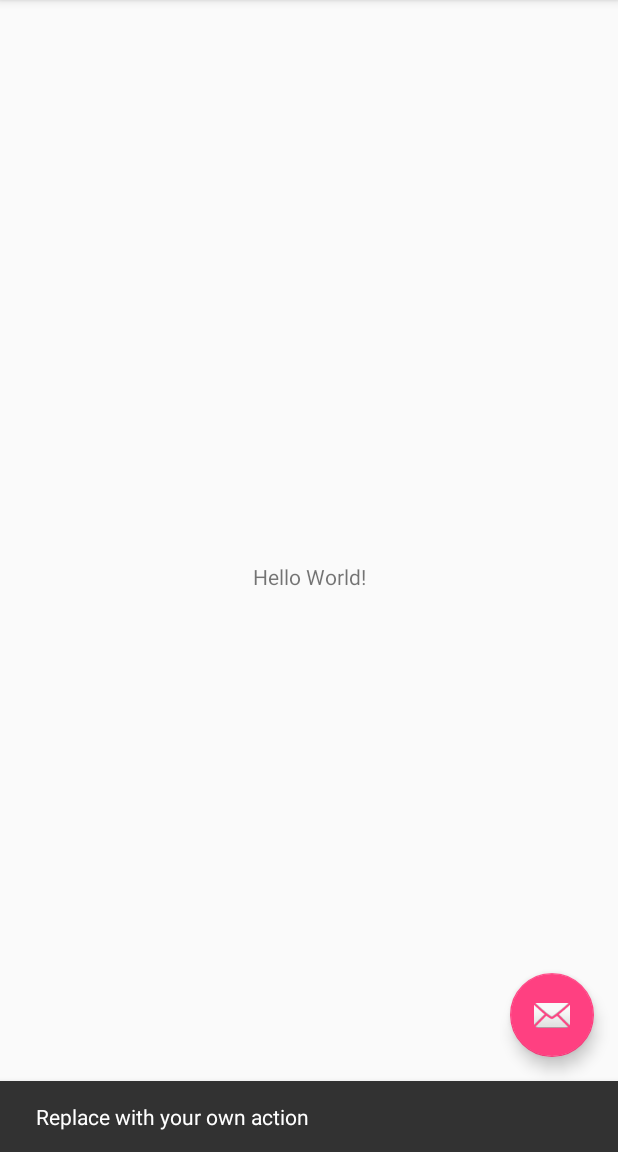
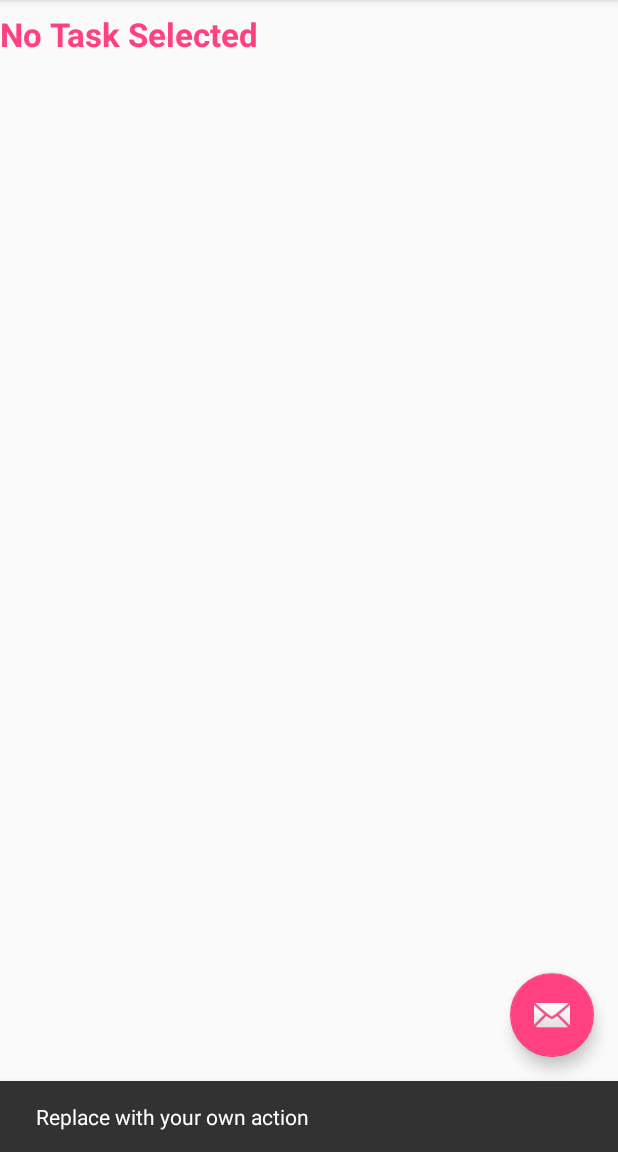
Before and after one commit to moodi1999/TaskTimer, an Android app: the screen it shows after launch (MainActivity), after a tap on an icon or button, on a phone screen of 412 x 824 dp, the part 84-1236 px from its top. Run offline under Robolectric (Android 15) with nearby library versions, the phone set to English and light mode, and no system bars.

Commit message:
added recycler view in fragment_main.xml and make the recycler item view in task_list_item.xml

```diff
--- a/app/src/main/java/com/example/ahmadreza/tasktimer/MainActivity.kt
+++ b/app/src/main/java/com/example/ahmadreza/tasktimer/MainActivity.kt
@@ -91,7 +91,7 @@ class MainActivity : AppCompatActivity() {
         // automatically handle clicks on the Home/Up button, so long
         // as you specify a parent activity in AndroidManifest.xml.
         return when (item.itemId) {
-            R.id.action_settings -> true
+            R.id.menumain_setting -> true
             else -> super.onOptionsItemSelected(item)
         }
     }
--- /dev/null
+++ b/app/src/main/res/layout/add_edit.xml
@@ -0,0 +1,6 @@
+<?xml version="1.0" encoding="utf-8"?>
+<android.support.constraint.ConstraintLayout
+    xmlns:android="http://schemas.android.com/apk/res/android" android:layout_width="match_parent"
+    android:layout_height="match_parent">
+
+</android.support.constraint.ConstraintLayout>
--- a/app/src/main/res/layout/fragment_main.xml
+++ b/app/src/main/res/layout/fragment_main.xml
@@ -8,12 +8,28 @@
     tools:showIn="@layout/activity_main">
 
     <TextView
-        android:layout_width="wrap_content"
+        android:id="@+id/current_task"
+        android:layout_width="0dp"
         android:layout_height="wrap_content"
-        android:text="Hello World!"
-        app:layout_constraintBottom_toBottomOf="parent"
+        android:layout_marginTop="8dp"
+        android:text="@string/no_task_message"
+        android:textSize="22sp"
+        android:textStyle="bold"
         app:layout_constraintLeft_toLeftOf="parent"
         app:layout_constraintRight_toRightOf="parent"
         app:layout_constraintTop_toTopOf="parent" />
 
+    <android.support.v7.widget.RecyclerView
+        android:id="@+id/task_list"
+        android:layout_width="368dp"
+        android:layout_height="0dp"
+        android:layout_marginBottom="8dp"
+        android:layout_marginEnd="8dp"
+        android:layout_marginStart="8dp"
+        android:layout_marginTop="8dp"
+        app:layout_constraintBottom_toBottomOf="parent"
+        app:layout_constraintEnd_toEndOf="parent"
+        app:layout_constraintStart_toStartOf="parent"
+        app:layout_constraintTop_toBottomOf="@+id/current_task" />
+
 </android.support.constraint.ConstraintLayout>
--- a/app/src/main/res/menu/menu_main.xml
+++ b/app/src/main/res/menu/menu_main.xml
@@ -15,14 +15,20 @@
         android:title="@string/menutitle_addTask"
         app:showAsAction="ifRoom" />
     <item
-        android:id="@+id/action_settings"
+        android:id="@+id/menumain_setting"
         android:orderInCategory="102"
-        android:title="@string/action_settings"
+        android:title="@string/menumain_setting"
         app:showAsAction="never" />
     <item
+        android:id="@+id/menumain_showabout"
+        android:icon="@android:drawable/ic_menu_info_details"
         android:orderInCategory="103"
-        android:title="Item" />
+        android:title="@string/menumain_showab"
+        app:showAsAction="ifRoom" />
     <item
+        android:id="@+id/menumain_generate"
         android:orderInCategory="104"
-        android:title="Item" />
+        android:title="@string/menumain_genreate"
+        android:visible="false"
+        app:showAsAction="never" />
 </menu>
--- a/app/src/main/res/values/strings.xml
+++ b/app/src/main/res/values/strings.xml
@@ -3,4 +3,10 @@
     <string name="action_settings">Settings</string>
     <string name="menutitle_addTask">Add Task</string>
     <string name="menumain_showDu">Duration Report</string>
+    <string name="menumain_setting">Setting</string>
+    <string name="menumain_showab">About TaskTimer</string>
+    <string name="menumain_genreate">Generate Data</string>
+    <string name="no_task_message">No Task Selected</string>
+    <string name="edit_button_desc" />
+    <string name="delete_button_desc" />
 </resources>
--- a/app/src/main/res/values/styles.xml
+++ b/app/src/main/res/values/styles.xml
@@ -6,6 +6,7 @@
         <item name="colorPrimary">@color/colorPrimary</item>
         <item name="colorPrimaryDark">@color/colorPrimaryDark</item>
         <item name="colorAccent">@color/colorAccent</item>
+        <item name="android:textColorTertiary">@color/colorAccent</item>
     </style>
 
     <style name="AppTheme.NoActionBar">
```
Also changed, not shown: app/src/main/res/layout/task_list_item.xml (added, +62 -0 lines).
